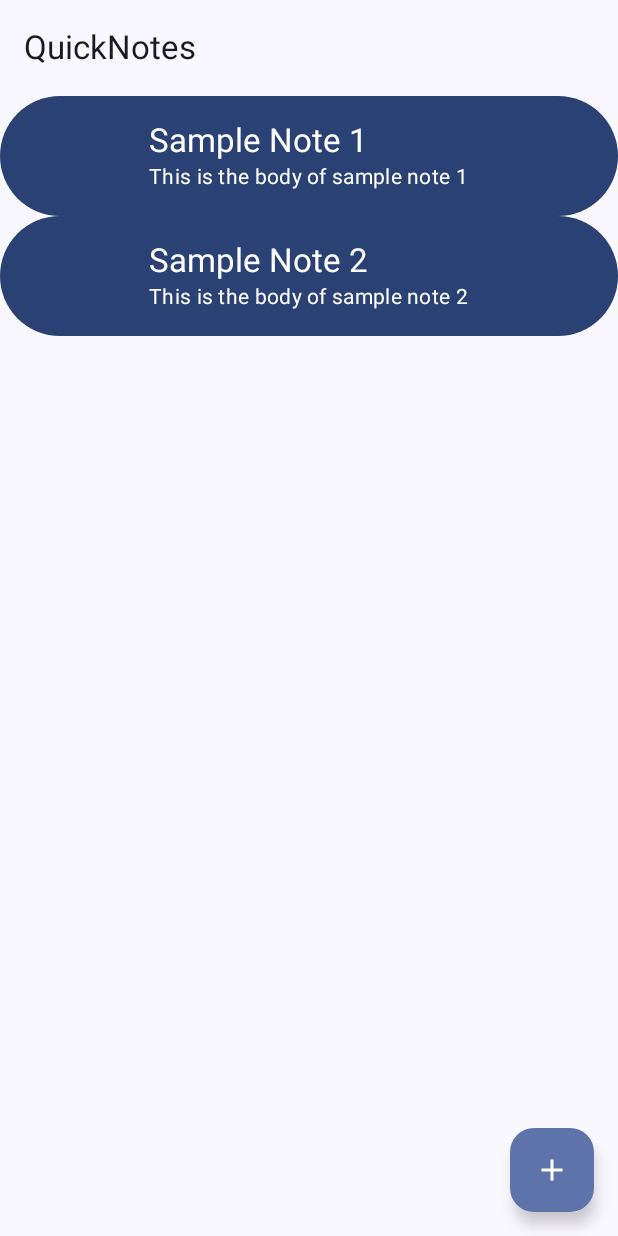
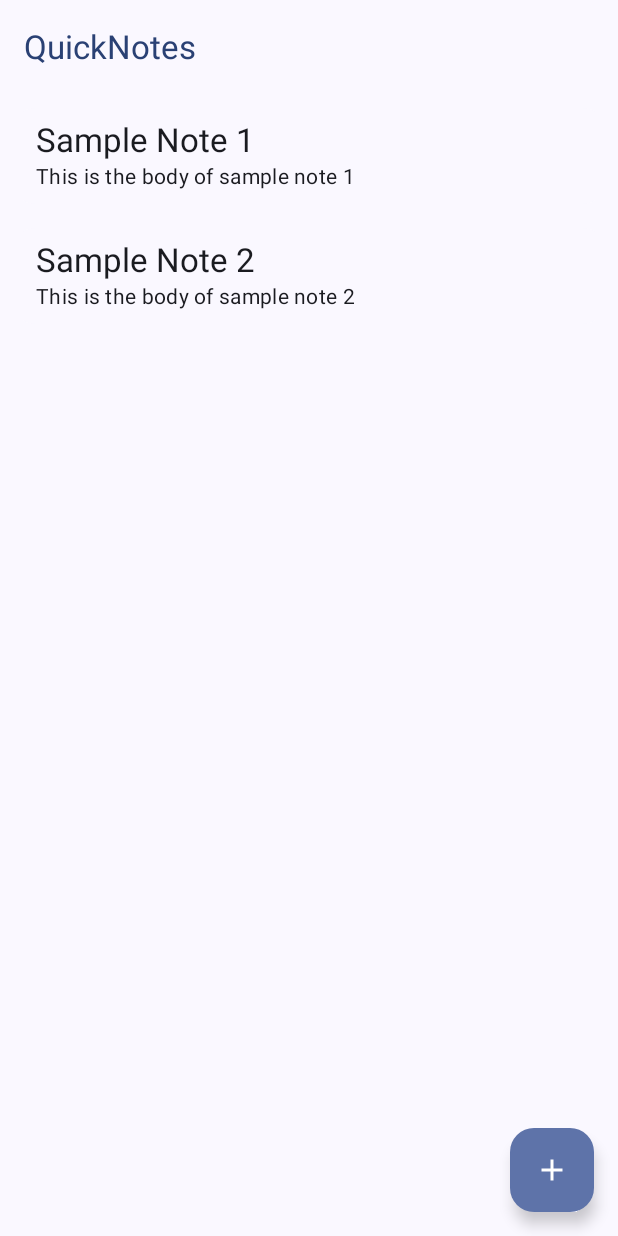
Before and after one commit to linxum/QuickNotes, an Android app built with Jetpack Compose: the @Preview function NoteListPreview, on a phone screen of 412 x 824 dp. Run offline under Robolectric (Android 15) with nearby library versions, the phone set to English and light mode, and no system bars; our stand-ins replace Room's generated code.

Commit message:
Edit NoteListItem view

```diff
--- a/app/src/main/java/com/smekhnyov/quicknotes/ui/components/NoteListItem.kt
+++ b/app/src/main/java/com/smekhnyov/quicknotes/ui/components/NoteListItem.kt
@@ -1,20 +1,52 @@
 package com.smekhnyov.quicknotes.ui.components
 
 import androidx.compose.foundation.layout.Column
+import androidx.compose.foundation.layout.fillMaxWidth
 import androidx.compose.foundation.layout.padding
+import androidx.compose.material3.Button
+import androidx.compose.material3.ButtonDefaults
+import androidx.compose.material3.Surface
+import androidx.compose.material3.TextButton
+import androidx.compose.material3.TextFieldColors
 import androidx.compose.runtime.Composable
 import androidx.compose.ui.Modifier
+import androidx.compose.ui.graphics.Color
 import androidx.compose.ui.tooling.preview.Preview
 import androidx.compose.ui.unit.dp
 import com.smekhnyov.quicknotes.ui.theme.QuickNotesTheme
 
 
 @Composable
-fun NoteListItem(title: String, body: String = "This is a note body") {
-    Column(modifier = Modifier.padding(start = 16.dp, end = 16.dp, top = 8.dp, bottom = 8.dp)) {
-        QuickNotesTheme {
-            androidx.compose.material3.Text(text = title, style = androidx.compose.material3.MaterialTheme.typography.titleLarge)
-            androidx.compose.material3.Text(text = body, style = androidx.compose.material3.MaterialTheme.typography.bodyMedium)
+fun NoteListItem(title: String, body: String = "This is a note body", onClick: () -> Unit = {}) {
+    QuickNotesTheme {
+        Surface(
+            onClick = { onClick() },
+            modifier = Modifier
+                .padding(8.dp)
+                .fillMaxWidth(),
+            shape = androidx.compose.material3.MaterialTheme.shapes.large,
+        ) {
+            Column(
+                modifier = Modifier.padding(
+                    start = 16.dp,
+                    end = 16.dp,
+                    top = 8.dp,
+                    bottom = 8.dp
+                )
+            ) {
+                androidx.compose.material3.Text(
+                    text = title,
+                    style = androidx.compose.material3.MaterialTheme.typography.titleLarge,
+                    textAlign = androidx.compose.ui.text.style.TextAlign.Start,
+                    maxLines = 1,
+                )
+                androidx.compose.material3.Text(
+                    text = body,
+                    style = androidx.compose.material3.MaterialTheme.typography.bodyMedium,
+                    textAlign = androidx.compose.ui.text.style.TextAlign.Start,
+                    maxLines = 1
+                )
+            }
         }
     }
 }
--- a/app/src/main/java/com/smekhnyov/quicknotes/ui/noteList/NoteList.kt
+++ b/app/src/main/java/com/smekhnyov/quicknotes/ui/noteList/NoteList.kt
@@ -1,6 +1,5 @@
 package com.smekhnyov.quicknotes.ui.noteList
 
-import androidx.compose.foundation.layout.fillMaxWidth
 import androidx.compose.foundation.layout.padding
 import androidx.compose.foundation.lazy.LazyColumn
 import androidx.compose.material3.ExperimentalMaterial3Api
@@ -18,8 +17,6 @@ import androidx.compose.material.icons.Icons
 import androidx.compose.material.icons.filled.Add
 import com.smekhnyov.quicknotes.data.Note
 import com.smekhnyov.quicknotes.ui.components.NoteListItem
-import androidx.compose.material3.Button
-import androidx.compose.ui.Modifier
 
 @OptIn(ExperimentalMaterial3Api::class)
 @Composable
@@ -32,7 +29,10 @@ fun NoteList(
         Scaffold(
             topBar = {
                 TopAppBar(
-                    title = { Text(text = stringResource(id = R.string.app_name)) }
+                    title = { Text(text = stringResource(id = R.string.app_name)) },
+                    colors = androidx.compose.material3.TopAppBarDefaults.topAppBarColors(
+                        titleContentColor = androidx.compose.material3.MaterialTheme.colorScheme.primary
+                    )
                 )
             },
             floatingActionButton = {
@@ -48,16 +48,11 @@ fun NoteList(
         ) { innerPadding ->
             LazyColumn(modifier = androidx.compose.ui.Modifier.padding(innerPadding)) {
                 items(notes.size) { index ->
-                    Button(
-                        onClick = { onNoteClick(notes[index].id) },
-                        modifier = Modifier.fillMaxWidth(),
-
-                    ) {
-                        NoteListItem(
-                            title = notes[index].title,
-                            body = notes[index].body
-                        )
-                    }
+                    NoteListItem(
+                        title = notes[index].title,
+                        body = notes[index].body,
+                        onClick = { onNoteClick(notes[index].id) }
+                    )
                 }
             }
         }
@@ -71,9 +66,8 @@ fun NoteListPreview() {
         Note(id = 1, title = "Sample Note 1", body = "This is the body of sample note 1"),
         Note(id = 2, title = "Sample Note 2", body = "This is the body of sample note 2")
     )
-    NoteList(notes, onNoteClick = { /* Handle note click */ }, onAddNote = { /* Handle add note */ })
+    NoteList(
+        notes,
+        onNoteClick = { /* Handle note click */ },
+        onAddNote = { /* Handle add note */ })
 }
-
-fun none() {
-    return
-}
```
